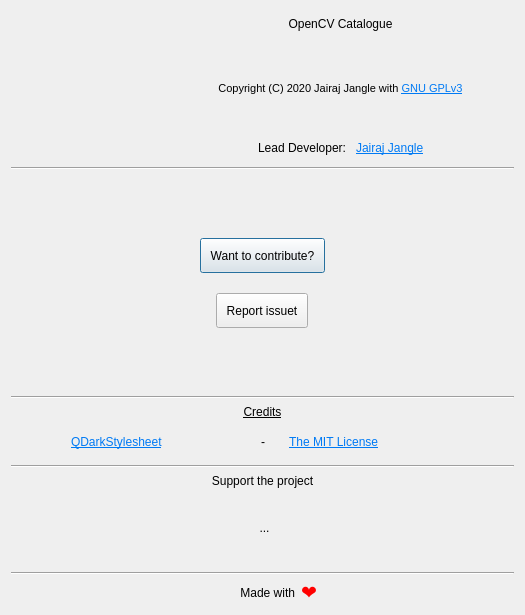
Before: the Qt Designer form Window/AboutDialog/aboutdialog.ui in JairajJangle/OpenCV-Catalogue, drawn with Qt 5.
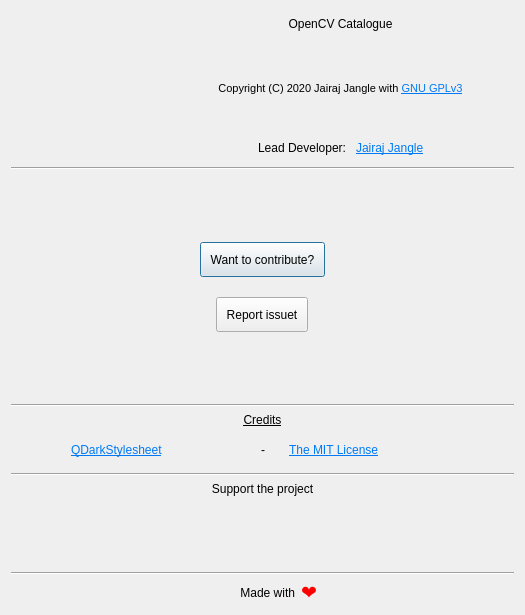
After: the same form once the commit is applied. Icons and pictures are not drawn.

Patch:
```diff
--- a/Window/AboutDialog/aboutdialog.ui
+++ b/Window/AboutDialog/aboutdialog.ui
@@ -102,32 +102,6 @@
            </property>
           </widget>
          </item>
-         <item>
-          <widget class="QToolButton" name="buttonDonateUPI">
-           <property name="minimumSize">
-            <size>
-             <width>91</width>
-             <height>57</height>
-            </size>
-           </property>
-           <property name="toolTip">
-            <string>Support using UPI for Indian supporters</string>
-           </property>
-           <property name="styleSheet">
-            <string notr="true">#buttonDonateUPI
-{
-background-color: transparent;
-border-image: url(:/assets/upi.png);
-background: none;
-border: none;
-background-repeat: none;
-}</string>
-           </property>
-           <property name="text">
-            <string>...</string>
-           </property>
-          </widget>
-         </item>
          <item>
           <widget class="QToolButton" name="buttonDonateLiberaPay">
            <property name="minimumSize">
```
